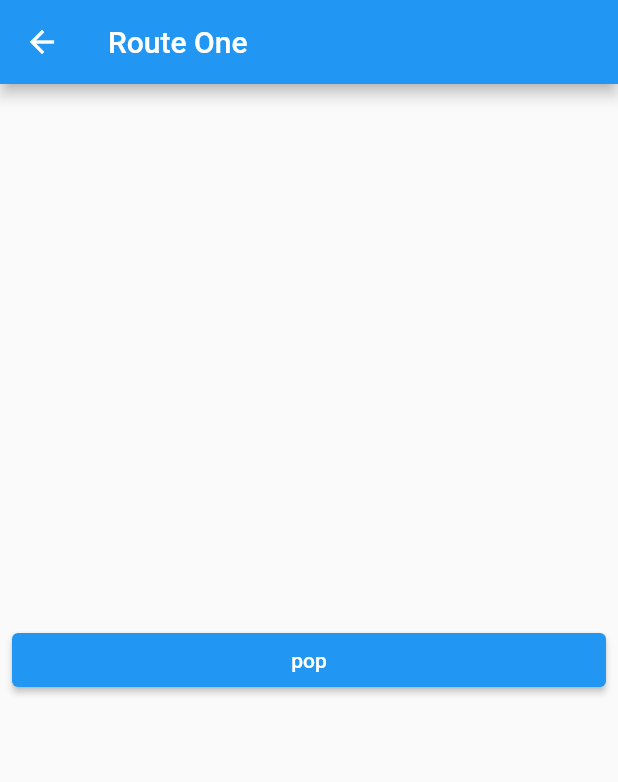
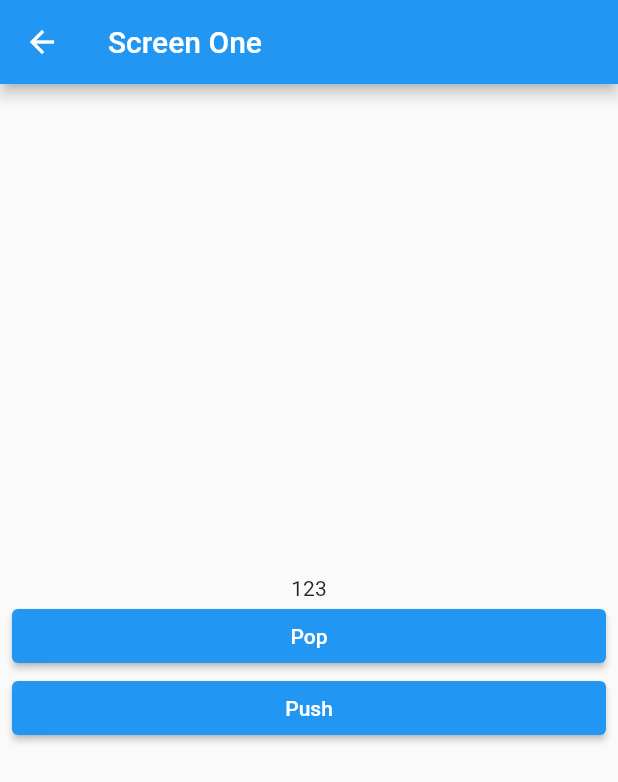
Before and after one commit to whdgnszz1/flutterr, a Flutter app: the screen it shows after launch, after a tap on "Push", on a phone screen of 412 x 824 dp. Shown: the top 782 px of the screen. Run offline on Flutter 3.47's test engine with Material 2 defaults, Android fonts, the phone set to English and light mode, and no system bars; our stand-ins replace webview_flutter.

Commit message:
Send value when push and pop in context

```diff
--- /dev/null
+++ b/navigation/lib/layout/main_layout.dart
@@ -0,0 +1,29 @@
+import 'package:flutter/material.dart';
+
+class MainLayout extends StatelessWidget {
+  final String title;
+  final List<Widget> children;
+
+  const MainLayout({
+    required this.title,
+    required this.children,
+    Key? key,
+  }) : super(key: key);
+
+  @override
+  Widget build(BuildContext context) {
+    return Scaffold(
+      appBar: AppBar(
+        title: Text(title),
+      ),
+      body: Padding(
+        padding: const EdgeInsets.symmetric(horizontal: 8.0),
+        child: Column(
+          crossAxisAlignment: CrossAxisAlignment.stretch,
+          mainAxisAlignment: MainAxisAlignment.center,
+          children: children,
+        ),
+      ),
+    );
+  }
+}
--- a/navigation/lib/screen/home_screen.dart
+++ b/navigation/lib/screen/home_screen.dart
@@ -1,4 +1,5 @@
 import 'package:flutter/material.dart';
+import 'package:navigation/layout/main_layout.dart';
 import 'package:navigation/screen/route_one_screen.dart';
 
 class HomeScreen extends StatelessWidget {
@@ -6,29 +7,25 @@ class HomeScreen extends StatelessWidget {
 
   @override
   Widget build(BuildContext context) {
-    return Scaffold(
-      appBar: AppBar(
-        title: Text('Home Screen'),
-      ),
-      body: Padding(
-        padding: const EdgeInsets.symmetric(horizontal: 8.0),
-        child: Column(
-          crossAxisAlignment: CrossAxisAlignment.stretch,
-          mainAxisAlignment: MainAxisAlignment.center,
+    return MainLayout(
+      title: 'Home Screen',
       children: [
         ElevatedButton(
-              onPressed: () {
-                Navigator.of(context).push(
+          onPressed: () async {
+            final result = await Navigator.of(context).push(
               MaterialPageRoute(
-                    builder: (BuildContext context) => RouteOneScreen(),
+                builder: (BuildContext context) => RouteOneScreen(
+                  number: 123,
                 ),
+              ),
+            );
+            print(
+              result.toString(),
             );
           },
           child: Text('Push'),
         ),
       ],
-        ),
-      ),
     );
   }
 }
--- a/navigation/lib/screen/route_one_screen.dart
+++ b/navigation/lib/screen/route_one_screen.dart
@@ -1,29 +1,43 @@
 import 'package:flutter/material.dart';
+import 'package:navigation/layout/main_layout.dart';
+import 'package:navigation/screen/home_screen.dart';
+import 'package:navigation/screen/route_two_screen.dart';
 
 class RouteOneScreen extends StatelessWidget {
-  const RouteOneScreen({Key? key}) : super(key: key);
+  final int number;
+
+  const RouteOneScreen({
+    required this.number,
+    Key? key,
+  }) : super(key: key);
 
   @override
   Widget build(BuildContext context) {
-    return Scaffold(
-      appBar: AppBar(
-        title: Text('Route One'),
-      ),
-      body: Padding(
-        padding: const EdgeInsets.symmetric(horizontal: 8.0),
-        child: Column(
-          crossAxisAlignment: CrossAxisAlignment.stretch,
-          mainAxisAlignment: MainAxisAlignment.center,
-          children: [
-            ElevatedButton(
-              onPressed: () {
-                Navigator.of(context).pop();
-              },
-              child: Text('pop'),
-            ),
-          ],
+    return MainLayout(
+      title: 'Screen One',
+      children: [
+        Text(
+          number.toString(),
+          textAlign: TextAlign.center,
         ),
-      ),
+        ElevatedButton(
+          onPressed: () {
+            Navigator.of(context).pop(456);
+          },
+          child: Text('Pop'),
+        ),
+        ElevatedButton(
+          onPressed: () {
+            Navigator.of(context).push(
+              MaterialPageRoute(
+                builder: (_) => RouteTwoScreen(),
+                settings: RouteSettings(arguments: 456),
+              ),
+            );
+          },
+          child: Text("Push"),
+        )
+      ],
     );
   }
 }
--- a/navigation/lib/screen/route_two_screen.dart
+++ b/navigation/lib/screen/route_two_screen.dart
@@ -1,14 +1,25 @@
 import 'package:flutter/material.dart';
+import 'package:navigation/layout/main_layout.dart';
 
 class RouteTwoScreen extends StatelessWidget {
   const RouteTwoScreen({Key? key}) : super(key: key);
 
   @override
   Widget build(BuildContext context) {
-    return Scaffold(
-      body: Center(
-        child: Text('Route Two'),
-      ),
+    final arguments = ModalRoute.of(context)!.settings.arguments;
+    return MainLayout(
+      title: 'Route Two',
+      children: [
+        Text(
+          arguments.toString(),
+        ),
+        ElevatedButton(
+          onPressed: () {
+            Navigator.of(context).pop();
+          },
+          child: Text('Pop'),
+        ),
+      ],
     );
   }
 }
```
Lines whose indentation alone changed are shown as unchanged.
